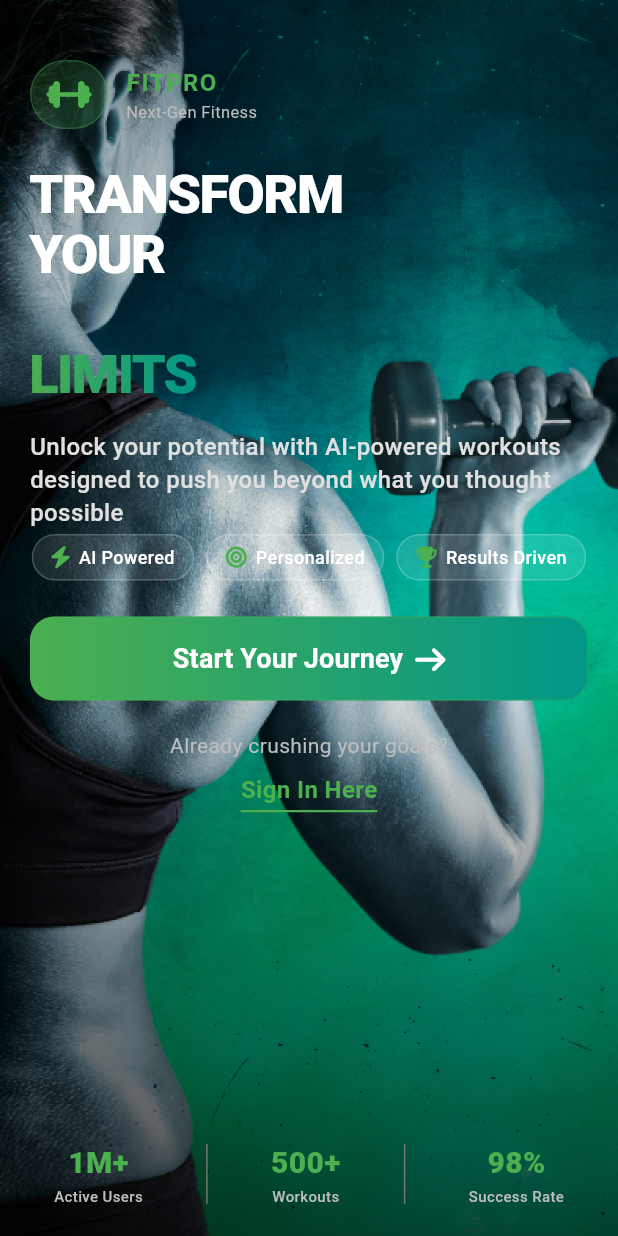
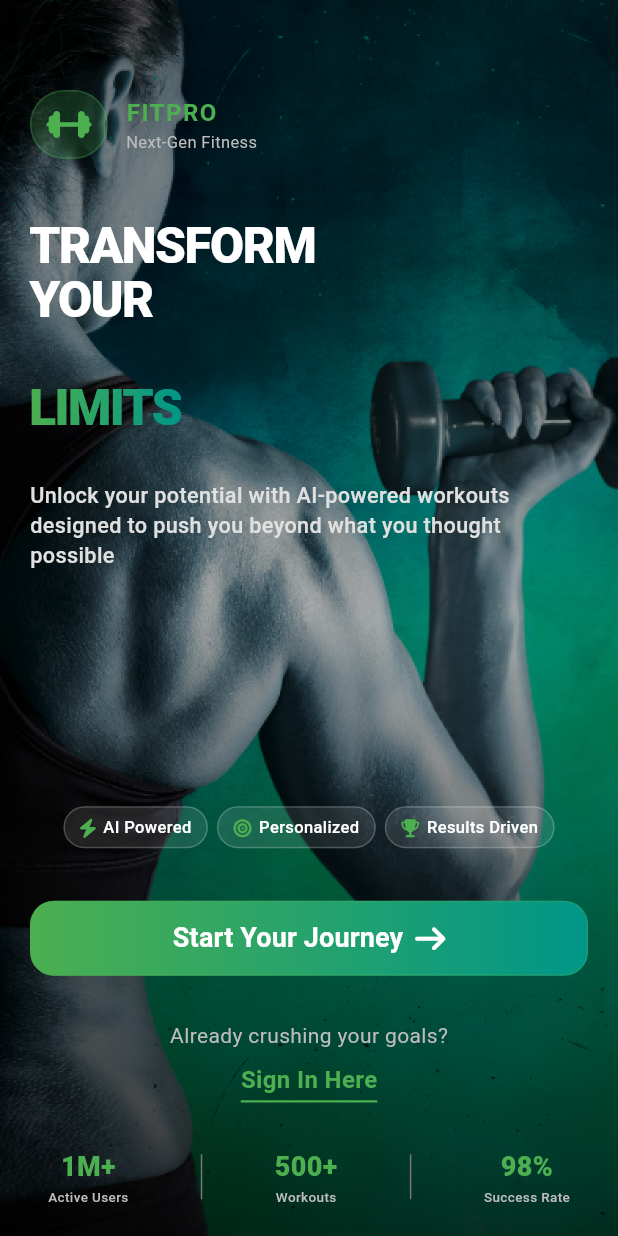
Before and after one commit to L3andro-Just1no/ShapeFLow, a Flutter app: the screen it shows after launch, on a phone screen of 412 x 824 dp. Run offline on Flutter 3.47's test engine with Material 3 defaults, Android fonts, the phone set to English and light mode, and no system bars; our stand-ins replace font_awesome_flutter, go_router.

Commit message:
fixed layout sizes

```diff
--- a/lib/screens/onboarding_screen.dart
+++ b/lib/screens/onboarding_screen.dart
@@ -10,6 +10,8 @@ class OnboardingScreen extends StatelessWidget {
   Widget build(BuildContext context) {
     return Scaffold(
       body: Container(
+        width: double.infinity,
+        height: double.infinity,
         decoration: const BoxDecoration(
           color: Colors.black,
         ),
@@ -18,10 +20,13 @@ class OnboardingScreen extends StatelessWidget {
             // Background Image with Overlay
             Positioned.fill(
               child: Container(
+                width: double.infinity,
+                height: double.infinity,
                 decoration: const BoxDecoration(
                   image: DecorationImage(
                     image: AssetImage('assets/images/clean-workout-hero.png'),
                     fit: BoxFit.cover,
+                    alignment: Alignment.center,
                   ),
                 ),
                 child: Container(
@@ -30,9 +35,9 @@ class OnboardingScreen extends StatelessWidget {
                       begin: Alignment.topCenter,
                       end: Alignment.bottomCenter,
                       colors: [
+                        Colors.black.withValues(alpha: 0.5),
                         Colors.black.withValues(alpha: 0.3),
-                        Colors.transparent,
-                        Colors.black.withValues(alpha: 0.7),
+                        Colors.black.withValues(alpha: 0.8),
                       ],
                     ),
                   ),
@@ -42,17 +47,17 @@ class OnboardingScreen extends StatelessWidget {
 
                          // Content
              SafeArea(
+               child: Column(
+                 children: [
+                   // Header Section (Top)
+                   Expanded(
+                     flex: 1,
                      child: Padding(
                        padding: const EdgeInsets.all(20.0),
                        child: Column(
-                  children: [
-                    // Header Section
-                    Expanded(
-                      flex: 3,
-                      child: Column(
                          crossAxisAlignment: CrossAxisAlignment.start,
                          children: [
-                          const SizedBox(height: 20),
+                                                       const SizedBox(height: 40),
 
                             // Logo and Brand
                            Row(
@@ -97,13 +102,13 @@ class OnboardingScreen extends StatelessWidget {
                              ],
                            ),
 
-                          const SizedBox(height: 24),
+                                                       const SizedBox(height: 40),
 
                             // Main Heading
-                          const Text(
+                           Text(
                              'TRANSFORM\nYOUR\n',
                              style: TextStyle(
-                              fontSize: 36,
+                               fontSize: MediaQuery.of(context).size.width * 0.08,
                                fontWeight: FontWeight.w900,
                                color: Colors.white,
                                height: 1.1,
@@ -114,10 +119,10 @@ class OnboardingScreen extends StatelessWidget {
                              shaderCallback: (bounds) => const LinearGradient(
                                colors: [Colors.green, Colors.teal],
                              ).createShader(bounds),
-                            child: const Text(
+                             child: Text(
                                'LIMITS',
                                style: TextStyle(
-                                fontSize: 36,
+                                 fontSize: MediaQuery.of(context).size.width * 0.08,
                                  fontWeight: FontWeight.w900,
                                  color: Colors.white,
                                  height: 1.1,
@@ -126,14 +131,14 @@ class OnboardingScreen extends StatelessWidget {
                              ),
                            ),
 
-                          const SizedBox(height: 16),
+                                                       const SizedBox(height: 30),
 
                             // Description
                            Text(
                              'Unlock your potential with AI-powered workouts designed to push you beyond what you thought possible',
                              style: TextStyle(
                                color: Colors.grey[300],
-                              fontSize: 16,
+                               fontSize: MediaQuery.of(context).size.width * 0.035,
                                height: 1.4,
                                fontWeight: FontWeight.w500,
                              ),
@@ -141,16 +146,17 @@ class OnboardingScreen extends StatelessWidget {
                          ],
                        ),
                      ),
+                   ),
 
-                    // Bottom Section
-                    Expanded(
-                      flex: 4,
+                   // Bottom Section (Bottom)
+                   Padding(
+                     padding: const EdgeInsets.all(20.0),
                      child: Column(
                        children: [
                          // Feature Pills
                          Wrap(
-                            spacing: 8,
-                            runSpacing: 8,
+                           spacing: 6,
+                           runSpacing: 6,
                            children: [
                              _buildFeaturePill(
                                icon: FontAwesomeIcons.bolt,
@@ -167,15 +173,14 @@ class OnboardingScreen extends StatelessWidget {
                            ],
                          ),
 
-                          const SizedBox(height: 24),
+                                                   const SizedBox(height: 35),
 
                           // Get Started Button
                          SizedBox(
                            width: double.infinity,
-                            height: 56,
+                           height: 50,
                            child: ElevatedButton(
                              onPressed: () {
-                                // TODO: Navigate to next screen
                                context.read<AppProvider>().setOnboarded(true);
                              },
                              style: ElevatedButton.styleFrom(
@@ -224,7 +229,7 @@ class OnboardingScreen extends StatelessWidget {
                            ),
                          ),
 
-                          const SizedBox(height: 20),
+                                                   const SizedBox(height: 30),
 
                           // Sign In Link
                          Column(
@@ -264,24 +269,24 @@ class OnboardingScreen extends StatelessWidget {
                            ],
                          ),
 
-                          const Spacer(),
+                                                   const SizedBox(height: 30),
 
                           // Stats Section
                          Container(
-                            padding: const EdgeInsets.symmetric(horizontal: 16),
+                           padding: const EdgeInsets.symmetric(horizontal: 12),
                            child: Row(
                              mainAxisAlignment: MainAxisAlignment.spaceBetween,
                              children: [
                                _buildStatItem('1M+', 'Active Users'),
                                Container(
                                  width: 1,
-                                  height: 40,
+                                 height: 30,
                                  color: Colors.grey[600],
                                ),
                                _buildStatItem('500+', 'Workouts'),
                                Container(
                                  width: 1,
-                                  height: 40,
+                                 height: 30,
                                  color: Colors.grey[600],
                                ),
                                _buildStatItem('98%', 'Success Rate'),
@@ -292,7 +297,6 @@ class OnboardingScreen extends StatelessWidget {
                      ),
                    ),
                  ],
-                ),
                ),
              ),
           ],
@@ -306,7 +310,7 @@ class OnboardingScreen extends StatelessWidget {
     required String text,
   }) {
     return Container(
-      padding: const EdgeInsets.symmetric(horizontal: 12, vertical: 6),
+      padding: const EdgeInsets.symmetric(horizontal: 10, vertical: 5),
       decoration: BoxDecoration(
         color: Colors.white.withValues(alpha: 0.1),
         borderRadius: BorderRadius.circular(50),
@@ -320,14 +324,14 @@ class OnboardingScreen extends StatelessWidget {
           FaIcon(
             icon,
             color: Colors.green,
-            size: 14,
+            size: 12,
           ),
-          const SizedBox(width: 6),
+          const SizedBox(width: 5),
           Text(
             text,
             style: const TextStyle(
               color: Colors.white,
-              fontSize: 12,
+              fontSize: 11,
               fontWeight: FontWeight.w500,
             ),
           ),
@@ -344,14 +348,14 @@ class OnboardingScreen extends StatelessWidget {
           style: const TextStyle(
             color: Colors.green,
             fontWeight: FontWeight.w900,
-            fontSize: 20,
+            fontSize: 18,
           ),
         ),
         Text(
           label,
           style: TextStyle(
             color: Colors.grey[400],
-            fontSize: 10,
+            fontSize: 9,
             fontWeight: FontWeight.w500,
           ),
         ),
```
Lines whose indentation alone changed are shown as unchanged.
